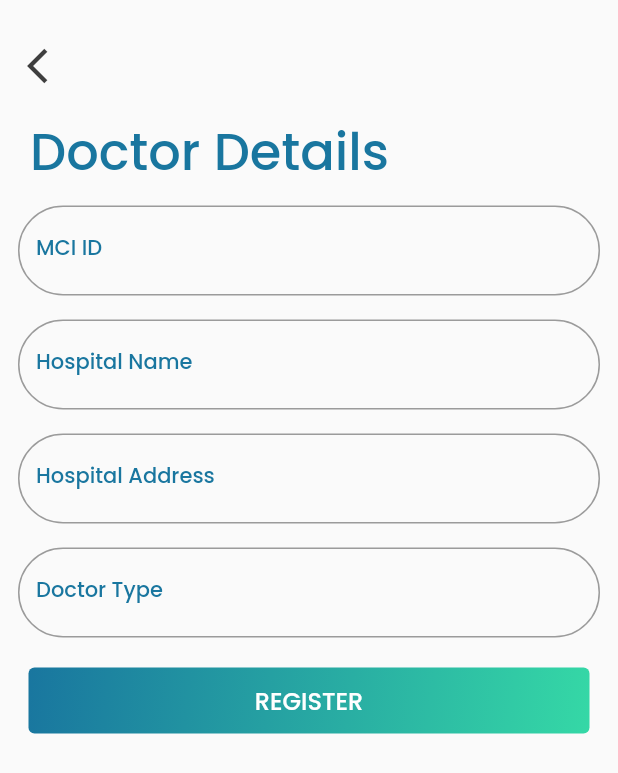
After one commit to meetcse/PCare, a Flutter app: the DoctorRegistration2 screen opened directly, on a phone screen of 412 x 824 dp. The commit adds this screen. Shown: the top 773 px of the screen. Run offline on Flutter 3.47's test engine with Material 2 defaults, Android fonts, the phone set to English and light mode, and no system bars; our stand-ins replace cached_network_image, carousel_pro, flushbar, flutter_spinkit, get, google_fonts and 1 more; missing offline and left inert: matrix4_transform; accounts and stored records are empty.

Commit message:
Added Personal Registration Screens for Doctor and Receptionist

```diff
--- /dev/null
+++ b/lib/store/login/doctor_registration_controller.dart
@@ -0,0 +1,44 @@
+import 'package:get/get.dart';
+
+class DoctorRegistrationController extends GetxController {
+  var mciId = ''.obs;
+  var hospitalName = ''.obs;
+  var hospitalAddress = ''.obs;
+  var doctorType = ''.obs;
+  var allow = true.obs;
+
+  var mciIdErrorText = ''.obs;
+
+  bool isAnyFieldEmpty() {
+    if (mciId.value == "" ||
+        hospitalName.value == "" ||
+        hospitalAddress.value == "" ||
+        doctorType.value == "" ||
+        mciIdErrorText.value != "") {
+      return true;
+    } else {
+      return false;
+    }
+  }
+
+  void setmciid(String value) {
+    mciId.value = value;
+    if (value.length < 6) {
+      mciIdErrorText.value = "It should be minimum 6 characters";
+    } else {
+      mciIdErrorText.value = "";
+    }
+  }
+
+  void sethospitalName(String value) {
+    hospitalName.value = value;
+  }
+
+  void sethospitalAddress(String value) {
+    hospitalAddress.value = value;
+  }
+
+  void setdoctorType(String value) {
+    doctorType.value = value;
+  }
+}
--- /dev/null
+++ b/lib/ui/Registeration/doctor_registration_2.dart
@@ -0,0 +1,173 @@
+import 'package:flutter/material.dart';
+import 'package:get/get.dart';
+import 'package:pcare/Utils/PageUtils.dart';
+import 'package:pcare/constants/strings.dart';
+import 'package:pcare/flushbar_message/flushbar_message.dart';
+import 'package:pcare/store/login/doctor_registration_controller.dart';
+import 'package:pcare/ui/patient/HomePage.dart';
+import 'package:pcare/widgets/back_button_widget.dart';
+import 'package:pcare/widgets/rectangle_button_widget.dart';
+import 'package:pcare/widgets/text_field_widget.dart';
+
+class DoctorRegistration2 extends StatefulWidget {
+  // final String text;
+
+  // SignUp({Key key, @required this.text}) : super(key: key);
+  @override
+  _DoctorRegistrationState2 createState() => _DoctorRegistrationState2();
+}
+
+class _DoctorRegistrationState2 extends State<DoctorRegistration2> {
+  List<Map<String, dynamic>> _registrationList;
+  DoctorRegistrationController registrationController =
+      Get.put(DoctorRegistrationController());
+
+  loadList() {
+    _registrationList = [
+      {
+        "id": UniversalStrings.firstNameId,
+        'text': "MCI ID",
+      },
+      {
+        "id": UniversalStrings.lastNameId,
+        'text': "Hospital Name",
+      },
+      {
+        "id": "hospital_address",
+        'text': "Hospital Address",
+      },
+      {
+        "id": "doctor_type",
+        'text': "Doctor Type",
+      },
+    ];
+  }
+
+  @override
+  void initState() {
+    // TODO: implement initState
+    super.initState();
+    loadList();
+  }
+
+  @override
+  Widget build(BuildContext context) {
+    return Scaffold(
+      body: _buildChildWidget(),
+    );
+  }
+
+  Widget _buildChildWidget() {
+    return Column(
+      crossAxisAlignment: CrossAxisAlignment.start,
+      children: [
+        SizedBox(
+          height: 20,
+        ),
+        Container(
+          margin: const EdgeInsets.only(left: 8),
+          child: BackButtonWidget(
+            isBlackColor: true,
+          ),
+        ),
+        Expanded(
+          child: SingleChildScrollView(
+            physics: BouncingScrollPhysics(),
+            child: Column(
+              children: [
+                SizedBox(
+                  height: 8,
+                ),
+
+                //sign up text
+                _buildSignUpText(),
+
+                // SizedBox(
+                //   height: 12,
+                // ),
+                //registration list
+                _buildList(),
+
+                SizedBox(
+                  height: 10,
+                ),
+
+                Container(
+                  padding: EdgeInsets.fromLTRB(15, 0, 15, 15),
+                  child: RectangleButtonWidget(
+                    childText: "REGISTER",
+                    onPressed: () {
+                      if (registrationController.isAnyFieldEmpty()) {
+                        FlushbarMessage.errorMessage(
+                            context, "Please enter your details properly");
+                      } else {
+                        PageUtils.pushPage(HomePage());
+                      }
+                    },
+                    width: Get.width,
+                  ),
+                ),
+              ],
+            ),
+          ),
+        ),
+      ],
+    );
+  }
+
+  Widget _buildSignUpText() {
+    return Container(
+      margin: EdgeInsets.only(top: 0, left: 20),
+      child: Row(
+        children: [
+          Text(
+            "Doctor Details",
+            style: Theme.of(context).textTheme.headline2.copyWith(
+                  fontSize: 34,
+                ),
+          ),
+        ],
+      ),
+    );
+  }
+
+  Widget _buildList() {
+    return ListView.builder(
+        shrinkWrap: true,
+        physics: NeverScrollableScrollPhysics(),
+        itemCount: _registrationList.length,
+        itemBuilder: (context, index) {
+          return Obx(() {
+            return registrationController.allow.value
+                ? TextFieldWidget(
+                    isError: registrationController.mciIdErrorText.value == ''
+                        ? false
+                        : true,
+                    errorText: _registrationList[index]['id'] ==
+                            UniversalStrings.firstNameId
+                        ? registrationController.mciIdErrorText.value
+                        : null,
+                    margin: const EdgeInsets.only(
+                        left: 12, right: 12, top: 10, bottom: 6),
+                    labelText: _registrationList[index]['text'],
+                    onChanged: (value) {
+                      if (_registrationList[index]['id'] ==
+                          UniversalStrings.firstNameId) {
+                        registrationController.setmciid(value);
+                      } else if (_registrationList[index]['id'] ==
+                          UniversalStrings.lastNameId) {
+                        registrationController.sethospitalName(value);
+                      } else if (_registrationList[index]['id'] ==
+                          "hospital_address") {
+                        registrationController.sethospitalAddress(value);
+                      } else if (_registrationList[index]['id'] ==
+                          "doctor_type") {
+                        registrationController.setdoctorType(value);
+                      }
+                    },
+                  )
+                : Container();
+          });
+        });
+  }
+}
```
Also changed, not shown: lib/store/login/receptionist_registration_controller.dart (added, +15 -0 lines), lib/ui/Registeration/doctor_registration.dart (added, +174 -0 lines), lib/ui/Registeration/receptionist_registration.dart (added, +154 -0 lines), lib/ui/Registeration/sign_up.dart (+14 -14 lines).
